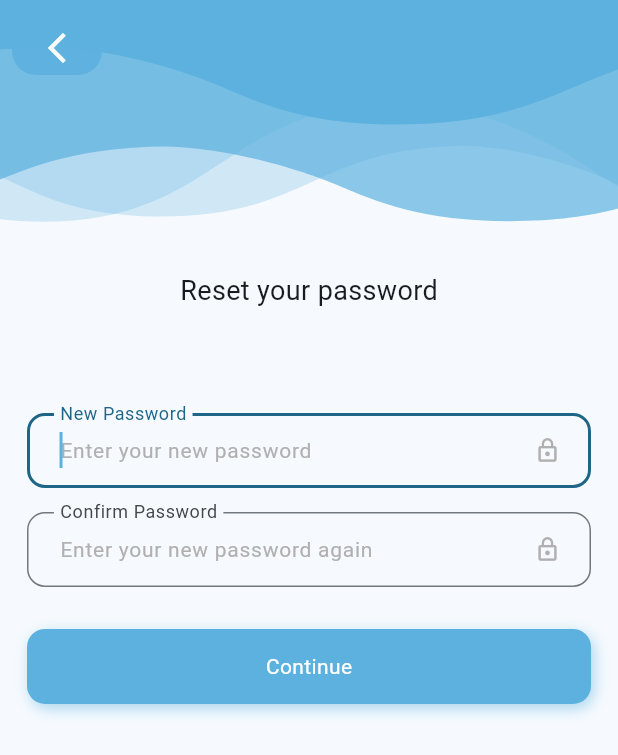
After one commit to ahmedhamdi11/E-Commerce_app, a Flutter app: the ResetPasswordScreen screen opened by its route, on a phone screen of 412 x 824 dp. The commit adds this screen. Shown: the top 755 px of the screen. Run offline on Flutter 3.47's test engine with Material 2 defaults, Android fonts, the phone set to English and light mode, and no system bars; our stand-ins replace get, lottie, shared_preferences, smooth_page_indicator; accounts and stored records are empty; Roboto replaces fonts that are missing (Jannah).

Commit message:
reset password screen done

```diff
--- a/lib/controllers/auth_controllers/otp_controller.dart
+++ b/lib/controllers/auth_controllers/otp_controller.dart
@@ -1,3 +1,4 @@
+import 'package:ecommerce_app/core/utils/app_router.dart';
 import 'package:flutter/material.dart';
 import 'package:get/get.dart';
 
@@ -34,7 +35,9 @@ class OtpController extends GetxController {
   // verify the otp code
   void verifyCode() {
     if (formKey.currentState!.validate()) {
-      Get.defaultDialog(content: Text('otp code is : $otpCode'));
+      // verify code first ...
+      // if it is verified then go to the reset password screen
+      Get.offNamed(AppRouter.resetPasswordScreenRoute);
     } else {
       autovalidateMode = AutovalidateMode.always;
       update();
--- a/lib/core/localization/translations.dart
+++ b/lib/core/localization/translations.dart
@@ -23,7 +23,7 @@ class AppTranslations extends Translations {
               'موثوقة وسرعة التسليم. نقوم بتسليم منتجك بأسرع طريقة ممكنة.',
 
           //
-          'continue': 'استمر',
+          'continue': 'اشطا',
           'skip': 'تخطي',
 
           // auth ar translations
@@ -50,6 +50,11 @@ class AppTranslations extends Translations {
               'أدخل عنوان بريدك الإلكتروني \n لإعادة تعيين كلمة السر الخاصة بك',
           'verify_your_email': 'قم بتأكيد بريدك الألكتروني',
           'otp_body_text': 'الرجاء إدخال الكود \n المرسل إلي',
+          'reset_password': 'اعد ضبط كلمه السر',
+          'new_password': 'كلمة السر الجديدة',
+          'new_password_hint': 'أدخل كلمة السر الجديدة',
+          'confirm_password_hint': 'أدخل كلمة السر الجديدة مرة أخرى',
+          'confirm_password': 'أكد كلمة السر',
         },
 
         // english translations
@@ -100,6 +105,11 @@ class AppTranslations extends Translations {
               'Enter your email adress  to \n reset your password',
           'verify_your_email': 'Verify your email',
           'otp_body_text': 'Please enter the digit code \n sent to ',
+          'reset_password': 'Reset your password',
+          'new_password': 'New Password',
+          'new_password_hint': 'Enter your new password',
+          'confirm_password_hint': 'Enter your new password again',
+          'confirm_password': 'Confirm Password',
         },
       };
 }
--- a/lib/core/utils/app_router.dart
+++ b/lib/core/utils/app_router.dart
@@ -1,5 +1,6 @@
 import 'package:ecommerce_app/views/screens/auth/forget_password_screen.dart';
 import 'package:ecommerce_app/views/screens/auth/otp_screen.dart';
+import 'package:ecommerce_app/views/screens/auth/reset_password_screen.dart';
 import 'package:get/get_navigation/src/routes/get_route.dart';
 import 'package:get/get_navigation/src/routes/transitions_type.dart';
 
@@ -13,6 +14,7 @@ abstract class AppRouter {
   static const signUpScreenRoute = '/signUpScreen';
   static const forgetPasswordScreenRoute = '/forgetPasswordScreen';
   static const otpScreenRoute = '/otpScreen';
+  static const resetPasswordScreenRoute = '/resetPasswordScreen';
 
   static List<GetPage<dynamic>> getPages = [
     GetPage(
@@ -39,5 +41,10 @@ abstract class AppRouter {
       page: () => const OTPScreen(),
       transition: Transition.rightToLeftWithFade,
     ),
+    GetPage(
+      name: resetPasswordScreenRoute,
+      page: () => const ResetPasswordScreen(),
+      transition: Transition.rightToLeftWithFade,
+    ),
   ];
 }
--- /dev/null
+++ b/lib/views/screens/auth/reset_password_screen.dart
@@ -0,0 +1,39 @@
+import 'package:ecommerce_app/core/shared/widgets/default_back_button.dart';
+import 'package:ecommerce_app/core/utils/constants/app_assets.dart';
+import 'package:ecommerce_app/views/widgets/auth_widgets/reset_password_form.dart';
+import 'package:ecommerce_app/views/widgets/auth_widgets/sign_in_form.dart';
+import 'package:flutter/material.dart';
+import 'package:lottie/lottie.dart';
+
+class ResetPasswordScreen extends StatelessWidget {
+  const ResetPasswordScreen({super.key});
+
+  @override
+  Widget build(BuildContext context) {
+    double w = MediaQuery.of(context).size.width;
+    double h = MediaQuery.of(context).size.height;
+    return Scaffold(
+      body: Column(
+        children: [
+          Stack(
+            alignment: Alignment.topLeft,
+            children: [
+              Lottie.asset(
+                AppAssets.waveBackground,
+                width: w,
+                height: h * 0.22,
+                fit: BoxFit.fill,
+              ),
+              const DefaultBackButton(),
+            ],
+          ),
+          const Expanded(
+            child: SingleChildScrollView(
+              child: ResetPasswordForm(),
+            ),
+          ),
+        ],
+      ),
+    );
+  }
+}
--- /dev/null
+++ b/lib/views/widgets/auth_widgets/reset_password_form.dart
@@ -0,0 +1,65 @@
+import 'package:ecommerce_app/core/utils/constants/app_colors.dart';
+import 'package:ecommerce_app/core/shared/widgets/default_button.dart';
+import 'package:ecommerce_app/core/shared/widgets/default_text_field.dart';
+import 'package:ecommerce_app/core/utils/styles.dart';
+import 'package:flutter/material.dart';
+import 'package:get/get.dart';
+
+class ResetPasswordForm extends StatelessWidget {
+  const ResetPasswordForm({
+    super.key,
+  });
+
+  @override
+  Widget build(BuildContext context) {
+    return Padding(
+      padding: const EdgeInsets.symmetric(horizontal: 18.0),
+      child: Column(
+        children: [
+          // sign in text title
+          Text(
+            'reset_password'.tr,
+            style: Styles.title18,
+          ),
+
+          const SizedBox(height: 68.0),
+
+          // new password  field
+          DefaultTextField(
+            autofocus: true,
+            hint: 'new_password_hint'.tr,
+            labelText: 'new_password'.tr,
+            suffix: const Icon(
+              Icons.lock_outline,
+              color: AppColors.greyColor,
+            ),
+          ),
+          const SizedBox(
+            height: 16.0,
+          ),
+          // confirm password field
+          DefaultTextField(
+            hint: 'confirm_password_hint'.tr,
+            labelText: 'confirm_password'.tr,
+            suffix: const Icon(
+              Icons.lock_outline,
+              color: AppColors.greyColor,
+            ),
+          ),
+
+          const SizedBox(height: 28.0),
+
+          // reset password button
+          DefaultButton(
+            onTap: () {},
+            btnText: 'continue'.tr,
+          ),
+
+          const SizedBox(
+            height: 32.0,
+          ),
+        ],
+      ),
+    );
+  }
+}
```
